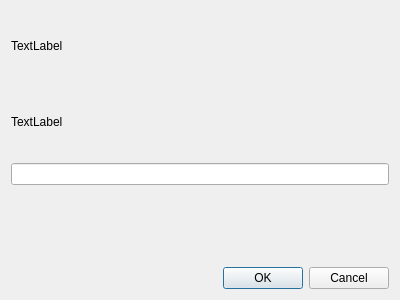
Above: replacementinputdialog.ui from kongy/ET before the change. Below: the same form after it.
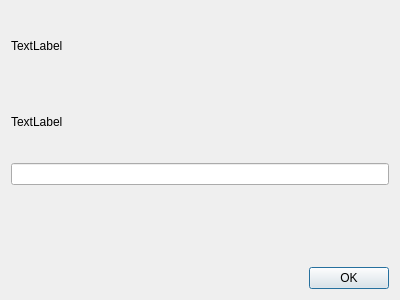
That is the form after the change. Custom widgets are drawn as their Qt base class.

Commit message: Remove cancel button in ReplacementInputDialog

```diff
--- a/replacementinputdialog.ui
+++ b/replacementinputdialog.ui
@@ -40,7 +40,7 @@
       <enum>Qt::Horizontal</enum>
      </property>
      <property name="standardButtons">
-      <set>QDialogButtonBox::Cancel|QDialogButtonBox::Ok</set>
+      <set>QDialogButtonBox::Ok</set>
      </property>
     </widget>
    </item>
```
